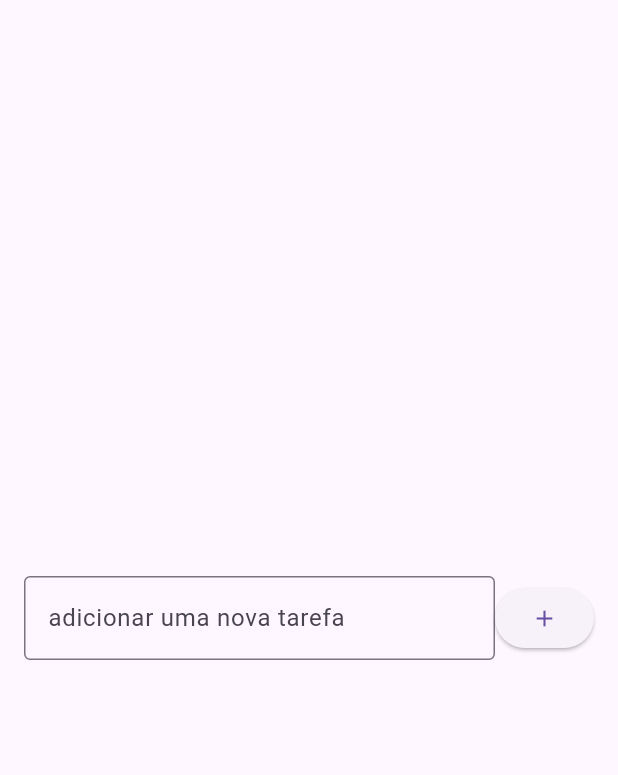
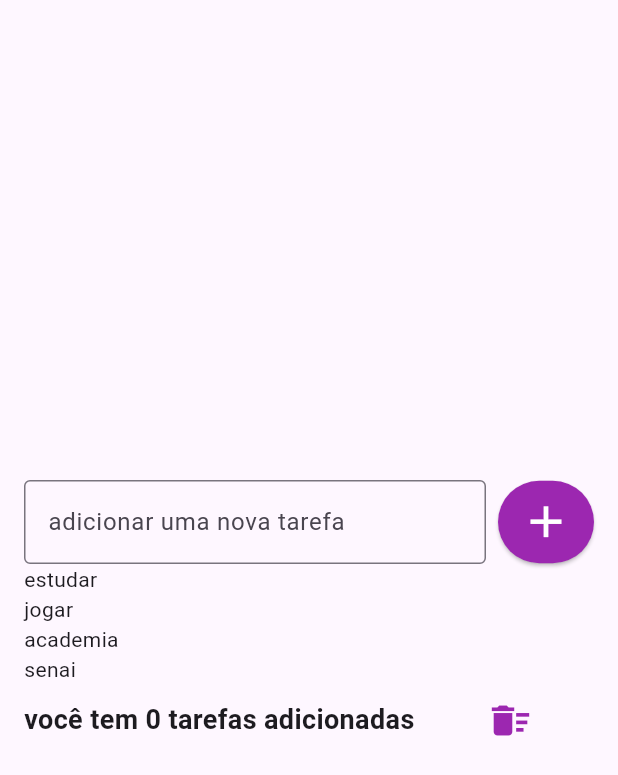
Before and after one commit to Pietro-03/tarefas, a Flutter app: the screen it shows after launch, on a phone screen of 412 x 824 dp. Shown: the top 775 px of the screen. Run offline on Flutter 3.47's test engine with Material 3 defaults, Android fonts, the phone set to English and light mode, and no system bars; our stand-ins replace flutter_slidable, shared_preferences.

Commit message:
adicionando funcionalidades

```diff
--- a/tarefas/lib/pages/todo_list_page.dart
+++ b/tarefas/lib/pages/todo_list_page.dart
@@ -24,29 +24,80 @@ class _ToDoListPageState extends State<ToDoListPage> {
                     Expanded(
                       child: TextField(
                         decoration: InputDecoration(
+
                           border: OutlineInputBorder(),
                           labelText: 'adicionar uma nova tarefa',
                           hintText: 'Ex. estudar...',
                           focusedBorder: OutlineInputBorder(
                             borderSide: BorderSide(
-                            color: Colors.purple,
-                            width: 2,
-                          ),),
+                              color: Colors.purple,
+                              width: 2,
+                            ),
+                          ),
                         ),
                       ),
                     ),
+                    SizedBox(
+                      width: 8,
+                    ),
                     //botão de adicionar nova tarefa
-                   ElevatedButton(
-                    onPressed: () {},
-                    child: Icon(Icons.add),
-                   ),
+                    ElevatedButton(
+                      style: ElevatedButton.styleFrom(
+                        backgroundColor: Colors.purple,
+                        padding: EdgeInsets.all(10),
+                      ),
+
+                      onPressed: () {},
+                      child: Icon(
+                       Icons.add,
+                       size: 35,
+                      color: Colors.white,),
+                    ),
                   ],
                 ),
+
+                //  lugar da listview
+
+             Flexible(
+               child: ListView(
+                 shrinkWrap: true,
+                 children:[
+                  Text('estudar'),
+                  Text('jogar'),
+                  Text('academia'),
+                  Text('senai'),
+
+                 ],
+               ),
+             ),
+
+        Row(
+          children: [
+          Text(
+            'você tem 0 tarefas adicionadas',
+            style: TextStyle(
+              fontSize: 18,
+              fontWeight: FontWeight.bold
+            ),
+          ),
+          SizedBox(width: 40,),
+          IconButton(
+          icon: Icon(
+            Icons.delete_sweep,
+            color: Colors.purple,
+            size: 30,
+          ),
+          onPressed: () {},
+          )
+          ],
+        ),
+
+
+
               ],
-            ),
           ),
         ),
       ),
-    );
+    ),);
   }
 }
--- a/tarefas/pubspec.yaml
+++ b/tarefas/pubspec.yaml
@@ -35,6 +35,9 @@ dependencies:
   # The following adds the Cupertino Icons font to your application.
   # Use with the CupertinoIcons class for iOS style icons.
   cupertino_icons: ^1.0.6
+  shared_preferences: ^2.2.2
+  intl:
+  flutter_slidable: ^3.0.1
 
 dev_dependencies:
   flutter_test:
```
Also changed, not shown: tarefas/lib/models/todo.dart (added, +24 -0 lines), tarefas/lib/repositores/todo_repository.dart (added, +36 -0 lines), tarefas/lib/widgets/todo_list_item.dart (added, +24 -0 lines), tarefas/pubspec.lock, 1 other file.
